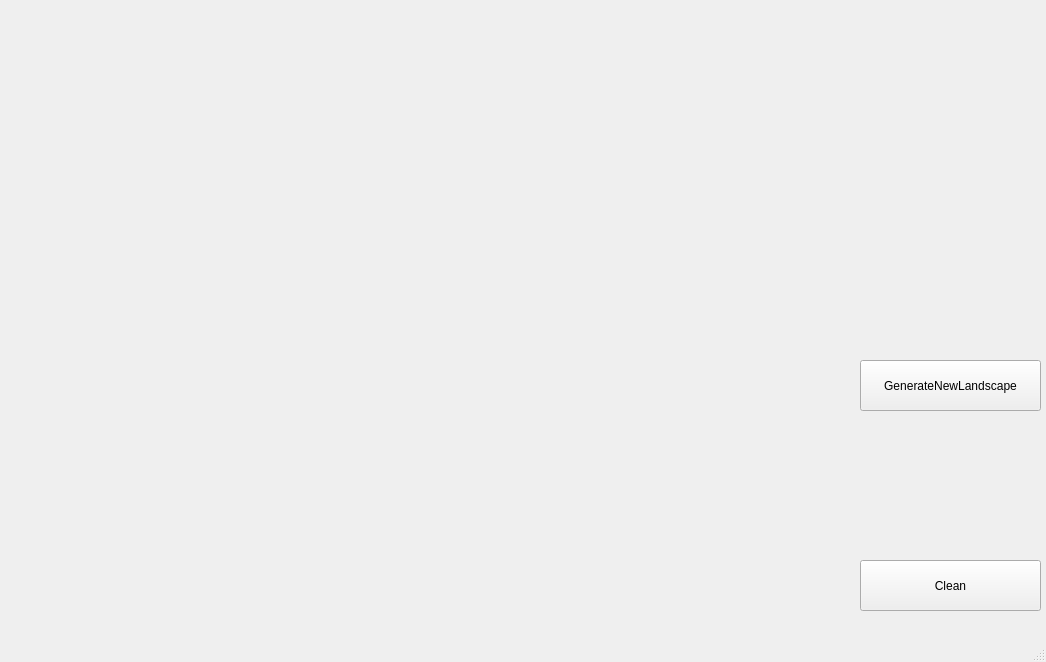
Above: Test1/mainwindow.ui from Inlucker/LandscapeTest before the change. Below: the same form after it.
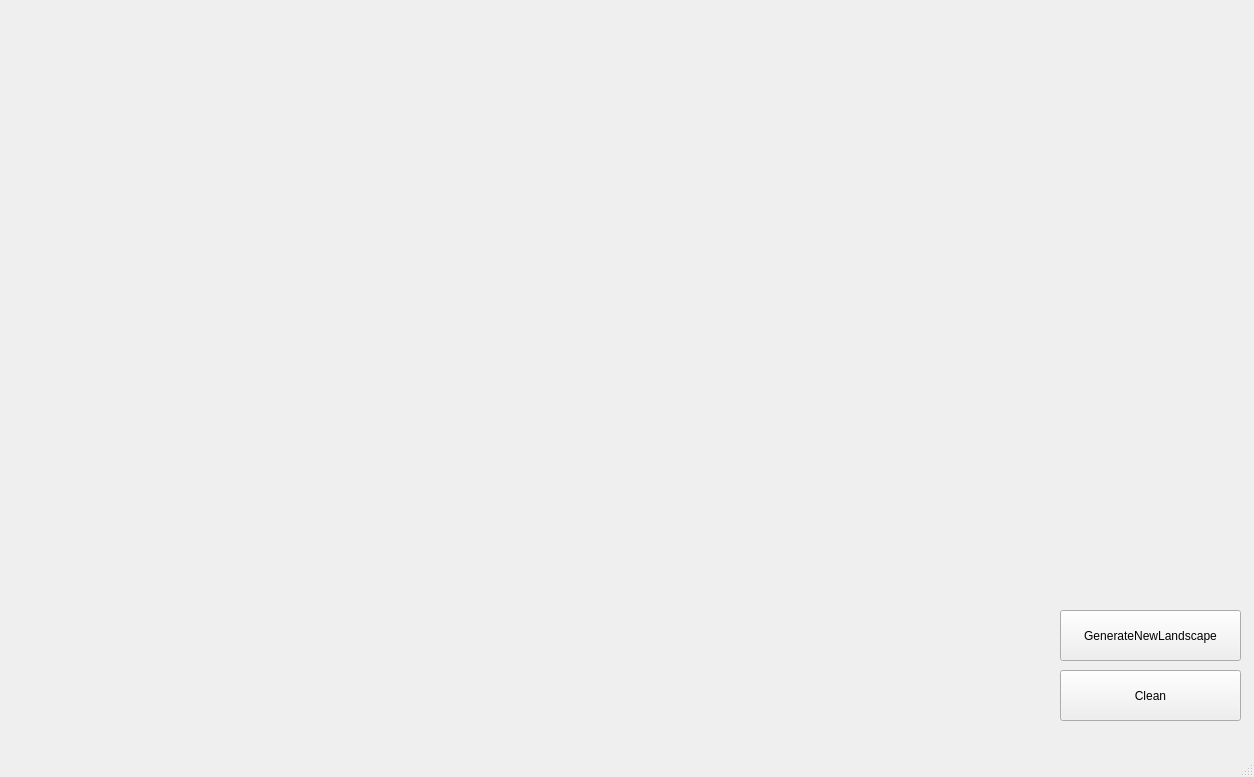
That is the form after the change.

What changed in the file:
```diff
--- a/Test1/mainwindow.ui
+++ b/Test1/mainwindow.ui
@@ -6,8 +6,8 @@
    <rect>
     <x>0</x>
     <y>0</y>
-    <width>1046</width>
-    <height>662</height>
+    <width>1254</width>
+    <height>777</height>
    </rect>
   </property>
   <property name="windowTitle">
@@ -19,8 +19,8 @@
      <rect>
       <x>10</x>
       <y>10</y>
-      <width>841</width>
-      <height>601</height>
+      <width>1041</width>
+      <height>721</height>
      </rect>
     </property>
     <layout class="QGridLayout" name="gridLayout"/>
@@ -28,8 +28,8 @@
    <widget class="QPushButton" name="clean_btn">
     <property name="geometry">
      <rect>
-      <x>860</x>
-      <y>560</y>
+      <x>1060</x>
+      <y>670</y>
       <width>181</width>
       <height>51</height>
      </rect>
@@ -41,8 +41,8 @@
    <widget class="QPushButton" name="gen_btn">
     <property name="geometry">
      <rect>
-      <x>860</x>
-      <y>360</y>
+      <x>1060</x>
+      <y>610</y>
       <width>181</width>
       <height>51</height>
      </rect>
```
Left out of the diff: 2 changed lines with no effect on the pictures.
